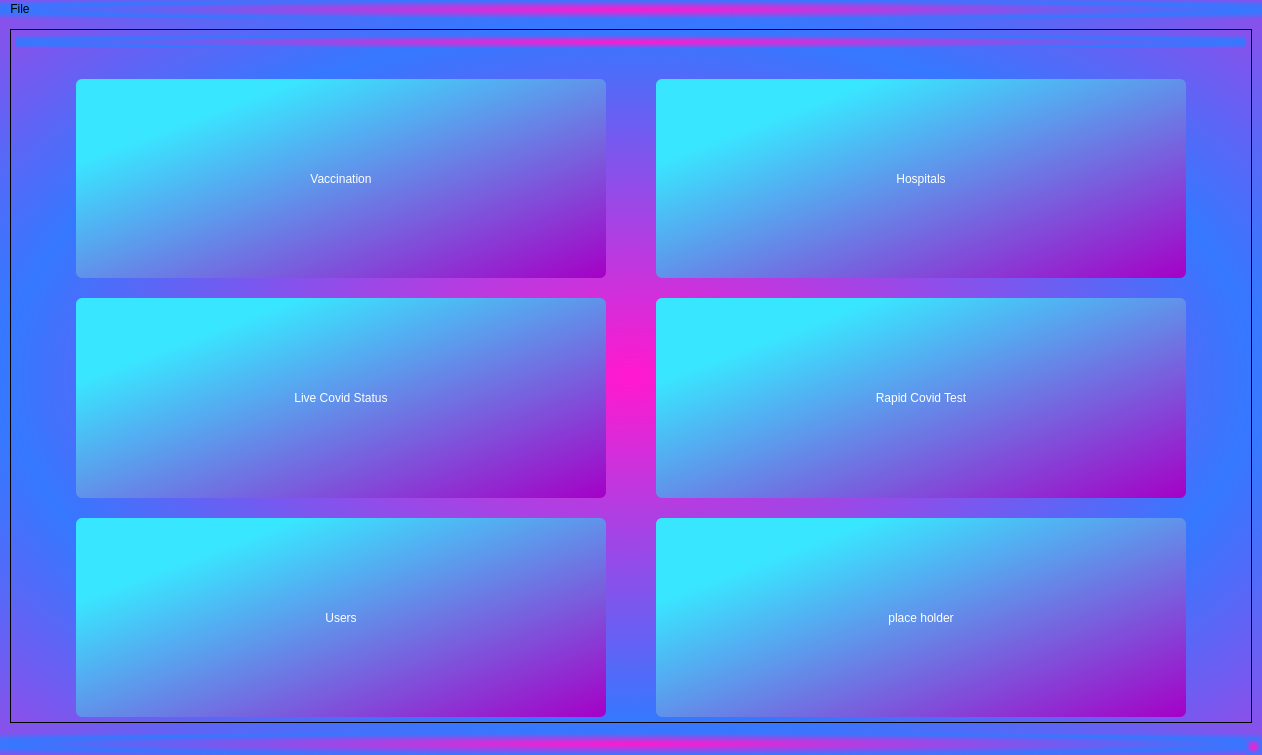
First picture: the form in Forms/dashboard.ui, repository ayush-regmi/CoviCURE, before the edit.
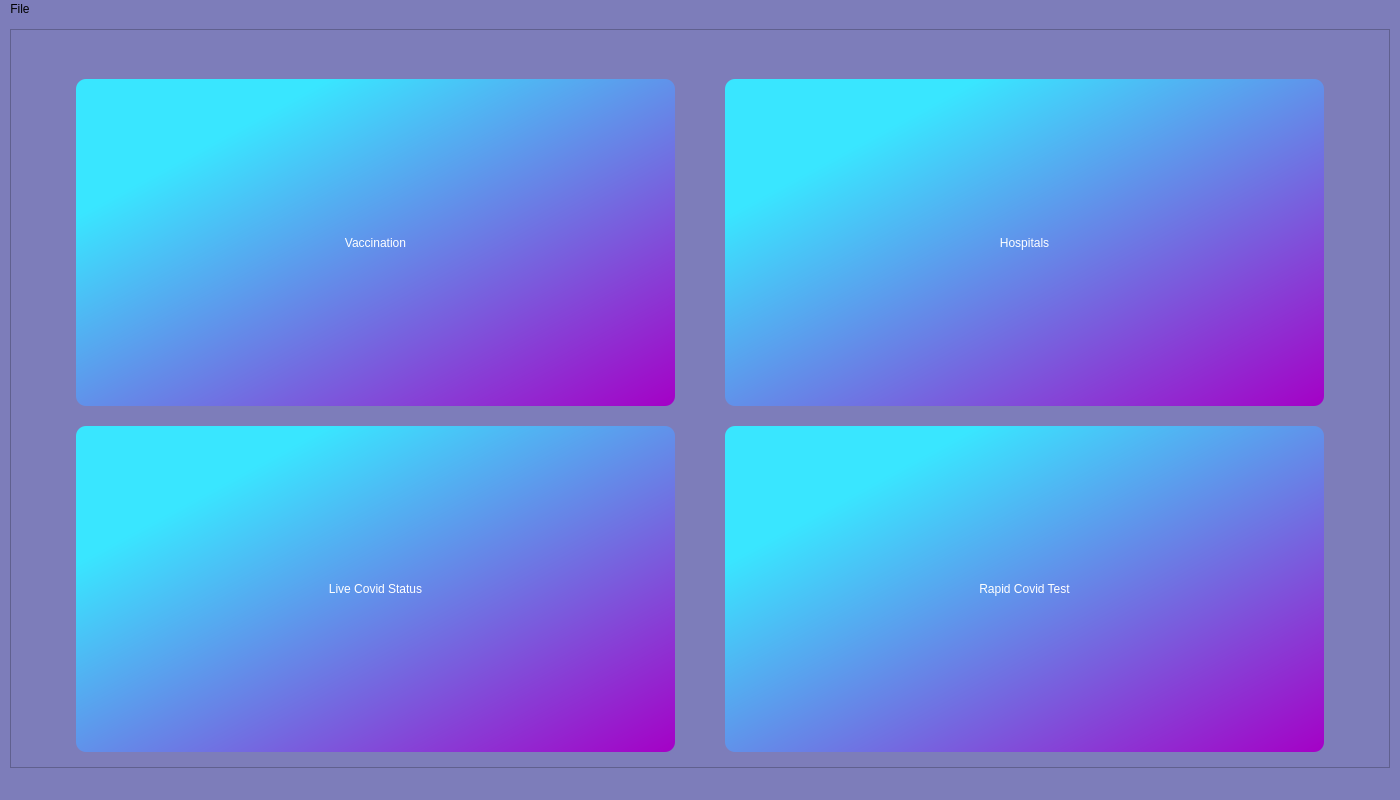
Second picture: the form after the edit. Icons and pictures are not drawn.

```diff
--- a/Forms/dashboard.ui
+++ b/Forms/dashboard.ui
@@ -6,12 +6,12 @@
    <rect>
     <x>0</x>
     <y>0</y>
-    <width>1262</width>
-    <height>755</height>
+    <width>1400</width>
+    <height>800</height>
    </rect>
   </property>
   <property name="sizePolicy">
-   <sizepolicy hsizetype="MinimumExpanding" vsizetype="Maximum">
+   <sizepolicy hsizetype="Preferred" vsizetype="Preferred">
     <horstretch>0</horstretch>
     <verstretch>0</verstretch>
    </sizepolicy>
@@ -24,7 +24,7 @@
     <normaloff>../../../Downloads/mask.png</normaloff>../../../Downloads/mask.png</iconset>
   </property>
   <property name="styleSheet">
-   <string notr="true">background-color: qradialgradient(spread:reflect, cx:0.5, cy:0.5, radius:0.5, fx:0.5, fy:0.5, stop:0.0113636 rgba(255, 25, 207, 255), stop:1 rgba(53, 120, 255, 255));</string>
+   <string notr="true">background-color: rgb(125, 125, 186);</string>
   </property>
   <widget class="QWidget" name="centralwidget">
    <layout class="QGridLayout" name="gridLayout">
@@ -53,8 +53,8 @@
         <rect>
          <x>0</x>
          <y>0</y>
-         <width>1240</width>
-         <height>694</height>
+         <width>1378</width>
+         <height>739</height>
         </rect>
        </property>
        <layout class="QGridLayout" name="gridLayout_3">
@@ -94,6 +94,9 @@
           <property name="enabled">
            <bool>true</bool>
           </property>
+          <property name="styleSheet">
+           <string notr="true">border-radius: 10px;</string>
+          </property>
           <property name="text">
            <string/>
           </property>
@@ -110,34 +113,6 @@
           <property name="rightMargin">
            <number>60</number>
           </property>
-          <item row="2" column="2">
-           <widget class="QPushButton" name="pushButton_Rapidcovid">
-            <property name="sizePolicy">
-             <sizepolicy hsizetype="Preferred" vsizetype="Expanding">
-              <horstretch>0</horstretch>
-              <verstretch>20</verstretch>
-             </sizepolicy>
-            </property>
-            <property name="cursor">
-             <cursorShape>PointingHandCursor</cursorShape>
-            </property>
-            <property name="mouseTracking">
-             <bool>true</bool>
-            </property>
-            <property name="autoFillBackground">
-             <bool>false</bool>
-            </property>
-            <property name="styleSheet">
-             <string notr="true">font: 26pt &quot;Cooper Black&quot;;
-color: rgb(255, 255, 255);
-background-color: qlineargradient(spread:pad, x1:0, y1:0, x2:1, y2:1, stop:0.210227 rgba(57, 230, 255, 255), stop:1 rgba(165, 0, 198, 255));
-border-radius: 6px;</string>
-            </property>
-            <property name="text">
-             <string>Rapid Covid Test</string>
-            </property>
-           </widget>
-          </item>
           <item row="2" column="0">
            <widget class="QPushButton" name="pushButton_Live">
             <property name="sizePolicy">
@@ -162,41 +137,13 @@
              <string notr="true">font: 26pt &quot;Cooper Black&quot;;
 color: rgb(255, 255, 255);
 background-color: qlineargradient(spread:pad, x1:0, y1:0, x2:1, y2:1, stop:0.210227 rgba(57, 230, 255, 255), stop:1 rgba(165, 0, 198, 255));
-border-radius: 6px;</string>
+border-radius: 10px;</string>
             </property>
             <property name="text">
              <string>Live Covid Status</string>
             </property>
            </widget>
           </item>
-          <item row="4" column="0">
-           <widget class="QPushButton" name="pushButton_Users">
-            <property name="sizePolicy">
-             <sizepolicy hsizetype="Preferred" vsizetype="Expanding">
-              <horstretch>0</horstretch>
-              <verstretch>20</verstretch>
-             </sizepolicy>
-            </property>
-            <property name="cursor">
-             <cursorShape>PointingHandCursor</cursorShape>
-            </property>
-            <property name="mouseTracking">
-             <bool>true</bool>
-            </property>
-            <property name="autoFillBackground">
-             <bool>false</bool>
-            </property>
-            <property name="styleSheet">
-             <string notr="true">font: 26pt &quot;Cooper Black&quot;;
-color: rgb(255, 255, 255);
-background-color: qlineargradient(spread:pad, x1:0, y1:0, x2:1, y2:1, stop:0.210227 rgba(57, 230, 255, 255), stop:1 rgba(165, 0, 198, 255));
-border-radius: 6px;</string>
-            </property>
-            <property name="text">
-             <string>Users</string>
-            </property>
-           </widget>
-          </item>
           <item row="1" column="1">
            <spacer name="verticalSpacer">
             <property name="orientation">
@@ -234,7 +181,7 @@
              <string notr="true">font: 26pt &quot;Cooper Black&quot;;
 color: rgb(255, 255, 255);
 background-color: qlineargradient(spread:pad, x1:0, y1:0, x2:1, y2:1, stop:0.210227 rgba(57, 230, 255, 255), stop:1 rgba(165, 0, 198, 255));
-border-radius: 6px;</string>
+border-radius: 10px;</string>
             </property>
             <property name="text">
              <string>Vaccination</string>
@@ -262,7 +209,7 @@
              <string notr="true">font: 26pt &quot;Cooper Black&quot;;
 color: rgb(255, 255, 255);
 background-color: qlineargradient(spread:pad, x1:0, y1:0, x2:1, y2:1, stop:0.210227 rgba(57, 230, 255, 255), stop:1 rgba(165, 0, 198, 255));
-border-radius: 6px;</string>
+border-radius: 10px;</string>
             </property>
             <property name="text">
              <string>Hospitals</string>
@@ -276,34 +223,6 @@
             </property>
            </widget>
           </item>
-          <item row="4" column="2">
-           <widget class="QPushButton" name="pushButton_New">
-            <property name="sizePolicy">
-             <sizepolicy hsizetype="Preferred" vsizetype="Expanding">
-              <horstretch>0</horstretch>
-              <verstretch>20</verstretch>
-             </sizepolicy>
-            </property>
-            <property name="cursor">
-             <cursorShape>PointingHandCursor</cursorShape>
-            </property>
-            <property name="mouseTracking">
-             <bool>true</bool>
-            </property>
-            <property name="autoFillBackground">
-             <bool>false</bool>
-            </property>
-            <property name="styleSheet">
-             <string notr="true">font: 26pt &quot;Cooper Black&quot;;
-color: rgb(255, 255, 255);
-background-color: qlineargradient(spread:pad, x1:0, y1:0, x2:1, y2:1, stop:0.210227 rgba(57, 230, 255, 255), stop:1 rgba(165, 0, 198, 255));
-border-radius: 6px;</string>
-            </property>
-            <property name="text">
-             <string>place holder</string>
-            </property>
-           </widget>
-          </item>
           <item row="0" column="1">
            <spacer name="horizontalSpacer">
             <property name="orientation">
@@ -336,6 +255,34 @@
             </property>
            </spacer>
           </item>
+          <item row="2" column="2">
+           <widget class="QPushButton" name="pushButton_Rapidcovid">
+            <property name="sizePolicy">
+             <sizepolicy hsizetype="Preferred" vsizetype="Expanding">
+              <horstretch>0</horstretch>
+              <verstretch>20</verstretch>
+             </sizepolicy>
+            </property>
+            <property name="cursor">
+             <cursorShape>PointingHandCursor</cursorShape>
+            </property>
+            <property name="mouseTracking">
+             <bool>true</bool>
+            </property>
+            <property name="autoFillBackground">
+             <bool>false</bool>
+            </property>
+            <property name="styleSheet">
+             <string notr="true">font: 26pt &quot;Cooper Black&quot;;
+color: rgb(255, 255, 255);
+background-color: qlineargradient(spread:pad, x1:0, y1:0, x2:1, y2:1, stop:0.210227 rgba(57, 230, 255, 255), stop:1 rgba(165, 0, 198, 255));
+border-radius: 10px;</string>
+            </property>
+            <property name="text">
+             <string>Rapid Covid Test</string>
+            </property>
+           </widget>
+          </item>
          </layout>
         </item>
        </layout>
@@ -349,7 +296,7 @@
     <rect>
      <x>0</x>
      <y>0</y>
-     <width>1262</width>
+     <width>1400</width>
      <height>17</height>
     </rect>
    </property>
```
